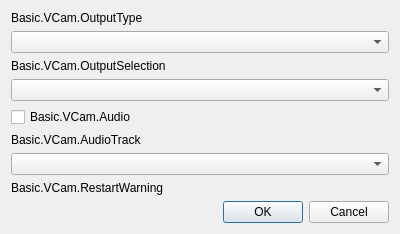
Qt form frontend/forms/OBSBasicVCamConfig.ui (obs-rust/obs-studio) before a commit.
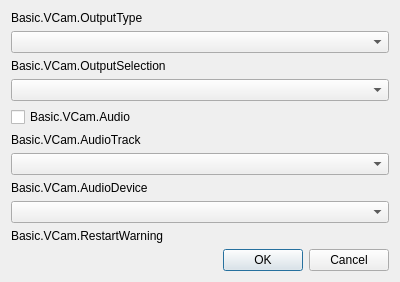
The same form after that commit.

Commit message: feat(frontend,win-dshow): Virtual Camera dialog picks the audio device (#3183)

The edit to the form file:
```diff
--- a/frontend/forms/OBSBasicVCamConfig.ui
+++ b/frontend/forms/OBSBasicVCamConfig.ui
@@ -51,6 +51,16 @@
    <item>
     <widget class="QComboBox" name="audioTrack"/>
    </item>
+   <item>
+    <widget class="QLabel" name="audioDeviceLabel">
+     <property name="text">
+      <string>Basic.VCam.AudioDevice</string>
+     </property>
+    </widget>
+   </item>
+   <item>
+    <widget class="QComboBox" name="audioDevice"/>
+   </item>
    <item>
     <widget class="QLabel" name="warningLabel">
      <property name="visible">
```
The commit also changes 8 other files.
